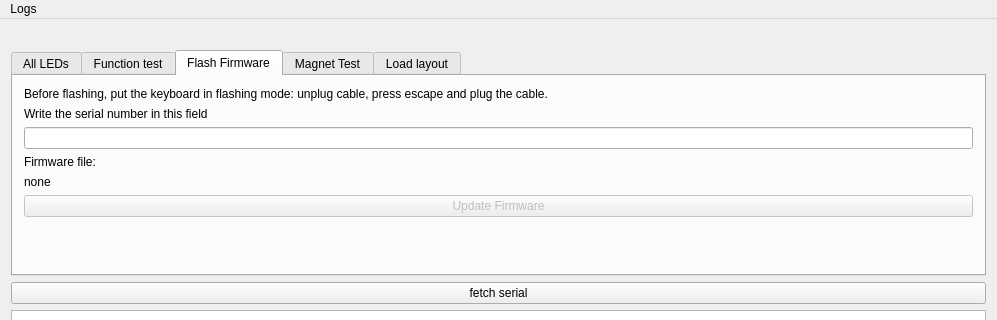
Old version of the form combined_tests/mainwindow.ui in the repository Dygmalab/assembly_tests; both pictures show x 0 to 997 and y 0 to 320 of the 997 by 655 pixel window.
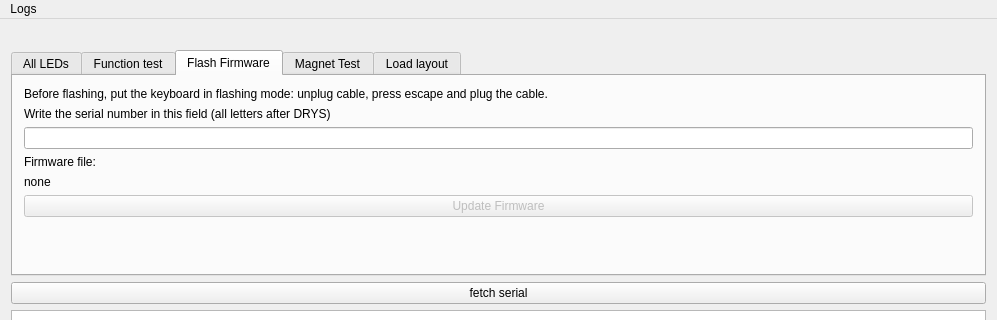
New version of the form. The open tabs and pages were chosen to show the change. Icons and pictures are not drawn.

Commit message: validate serial

Patch:
```diff
--- a/combined_tests/mainwindow.ui
+++ b/combined_tests/mainwindow.ui
@@ -130,7 +130,7 @@
             <item>
              <widget class="QLabel" name="label">
               <property name="text">
-               <string>Write the serial number in this field</string>
+               <string>Write the serial number in this field (all letters after DRYS)</string>
               </property>
              </widget>
             </item>
```
Left out of the diff: 2 changed lines with no effect on the pictures. The commit also changes 2 other files.
